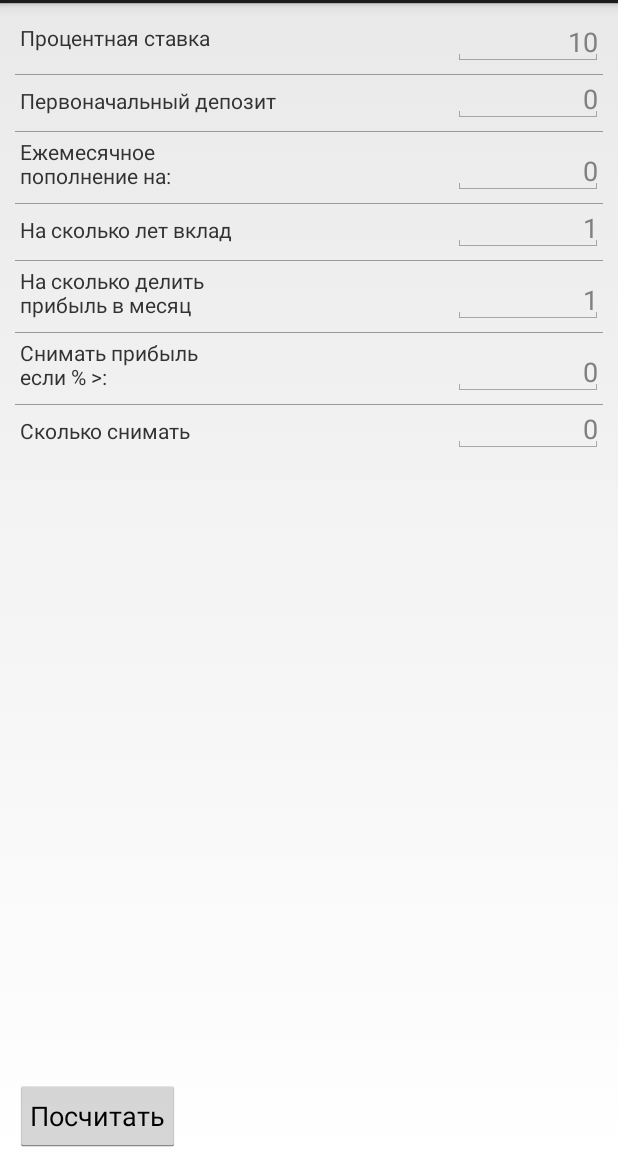
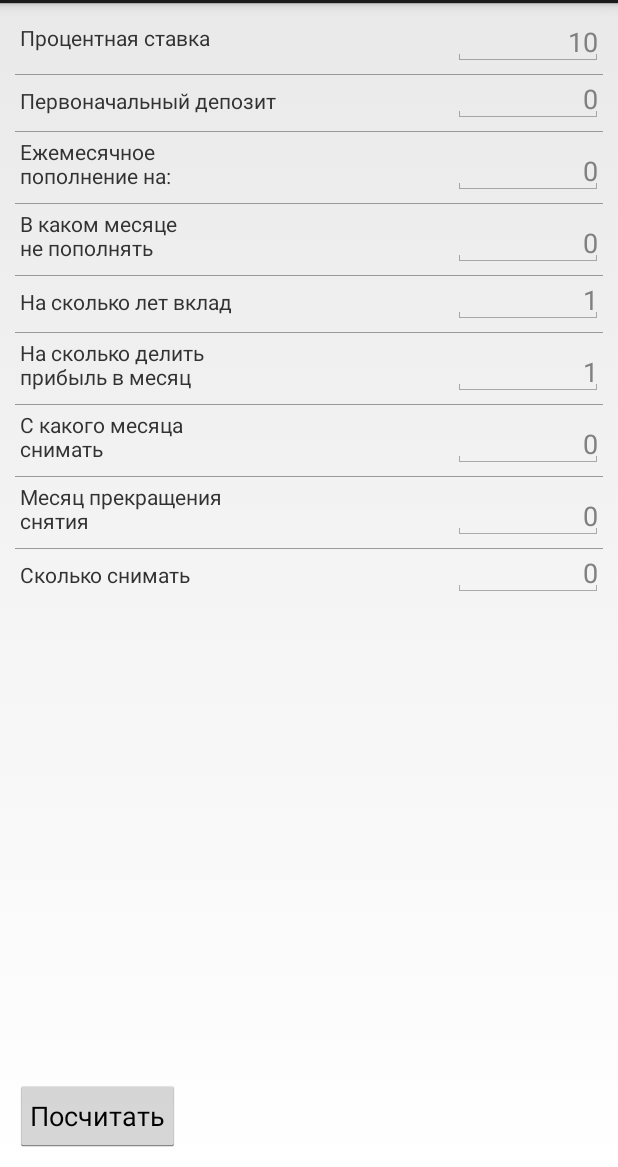
Before and after one commit to McGars/percents, an Android app: the fragment MainFragment shown on its own in the app's theme, after a tap on "Посчитать", on a phone screen of 412 x 824 dp, the part 69-1236 px from its top. Run offline under Robolectric (Android 15) with nearby library versions, the phone set to English and light mode, and no system bars.

Commit message:
fix and add parametrs

```diff
--- a/proc/src/main/java/com/gars/procents/fragments/CountFragment.java
+++ b/proc/src/main/java/com/gars/procents/fragments/CountFragment.java
@@ -82,23 +82,30 @@ public class CountFragment extends Fragment {
                 // увеличение депозита
                 data_parce.p_deposit = data_parce.p_deposit + incoming;
                 // take off limit
-                if(data_parce.p_take_off_limit !=0 || data_parce.p_take_off_limit_count != 0
-                        //&& data_parce.p_take_off_limit < incoming
+                // 10 < 0+2, 10 < 1+2,
+
+                if(data_parce.p_number_month_take_off < i+2 &&
+                        (data_parce.p_number_month_break_take_off == 0 || data_parce.p_number_month_break_take_off >= i+2) &&
+                        data_parce.p_take_off_how_mach != 0
+                        //&& data_parce.p_number_month_take_off < incoming
                         ){
                     // снятие прибыли в месяц
-                    data_parce.p_deposit -= data_parce.p_take_off_limit_count;
+                    data_parce.p_deposit -= data_parce.p_take_off_how_mach;
 
-                    int _t_k = (int) (data_parce.p_take_off_limit_count / data_parce.p_portion);
+                    int _t_k = (int) (data_parce.p_take_off_how_mach / data_parce.p_portion);
                     if(_t_k > 0){
                         tvTakeoff.setTextColor(Color.RED);
                     } else {
                         tvTakeoff.setTextColor(Color.GRAY);
                     }
-                    tvTakeoff.setText(formatnumber((int)(data_parce.p_take_off_limit_count/data_parce.p_portion)));
-                }else{
+                    tvTakeoff.setText(formatnumber((int)(data_parce.p_take_off_how_mach /data_parce.p_portion)));
+                }
+                if(data_parce.p_mounth_break == 0 || data_parce.p_mounth_break >= (i+2)){
                     // пополнение  в месяц из вне
                     data_parce.p_deposit += data_parce.p_mounth_invite;
                     count_all_invite += data_parce.p_mounth_invite;
+                } else {
+                    count_all_invite = 0;
                 }
 
                 if(incoming > 0){
--- a/proc/src/main/java/com/gars/procents/fragments/MainFragment.java
+++ b/proc/src/main/java/com/gars/procents/fragments/MainFragment.java
@@ -15,8 +15,10 @@ import com.gars.procents.parcel.DataParcel;
  */
 public class MainFragment extends Fragment {
 
-    private EditText etProcent, etDeposit,etMounthAdd, etYearState, etPortion, etTakeOff, etTakeOffCount;
+    private EditText etProcent, etDeposit,etMounthAdd, etYearState, etPortion, etTakeOffStartMonth, etTakeOffHowMach;
     private View btStart;
+    private EditText etTakeOffEndMonth;
+    private EditText etMounthAddBreak;
 
     public static MainFragment newInstance() {
         MainFragment fragment = new MainFragment();
@@ -39,9 +41,11 @@ public class MainFragment extends Fragment {
         etDeposit = (EditText) getView().findViewById(R.id.etDeposit);
         etYearState = (EditText) getView().findViewById(R.id.etYearState);
         etMounthAdd = (EditText) getView().findViewById(R.id.etMounthAdd);
+        etMounthAddBreak = (EditText) getView().findViewById(R.id.etMounthAddBreak);
         etPortion = (EditText) getView().findViewById(R.id.etPortion);
-        etTakeOff = (EditText) getView().findViewById(R.id.etTakeOff);
-        etTakeOffCount = (EditText) getView().findViewById(R.id.etTakeOffCount);
+        etTakeOffStartMonth = (EditText) getView().findViewById(R.id.etTakeOff);
+        etTakeOffEndMonth = (EditText) getView().findViewById(R.id.etTakeOffEndMonth);
+        etTakeOffHowMach = (EditText) getView().findViewById(R.id.etTakeOffCount);
         btStart = getView().findViewById(R.id.btStart);
         btStart.setOnClickListener(click_button);
     }
@@ -56,10 +60,12 @@ public class MainFragment extends Fragment {
                 String p_procents = etProcent.getText().toString();
                 String p_deposit  = etDeposit.getText().toString();
                 String p_mounth   = etMounthAdd.getText().toString();
+                String p_mounth_break   = etMounthAddBreak.getText().toString();
                 String p_year   = etYearState.getText().toString();
                 String p_portion  = etPortion.getText().toString();
-                String p_take_off = etTakeOff.getText().toString();
-                String p_take_off_count = etTakeOffCount.getText().toString();
+                String start_take_off_month = etTakeOffStartMonth.getText().toString();
+                String end_take_off_month = etTakeOffEndMonth.getText().toString();
+                String p_take_off_count = etTakeOffHowMach.getText().toString();
 
                 if(!p_procents.isEmpty())
                     data.p_procents = Integer.valueOf(p_procents);
@@ -71,10 +77,14 @@ public class MainFragment extends Fragment {
                     data.p_year = Integer.valueOf(p_year);
                 if(!p_portion.isEmpty())
                     data.p_portion = Float.valueOf(p_portion);
-                if(!p_take_off.isEmpty())
-                    data.p_take_off_limit = Float.valueOf(p_take_off);
+                if(!start_take_off_month.isEmpty())
+                    data.p_number_month_take_off = Float.valueOf(start_take_off_month);
+                if(!end_take_off_month.isEmpty())
+                    data.p_number_month_break_take_off = Float.valueOf(end_take_off_month);
                 if(!p_take_off_count.isEmpty())
-                    data.p_take_off_limit_count = Float.valueOf(p_take_off_count);
+                    data.p_take_off_how_mach = Float.valueOf(p_take_off_count);
+                if(!p_mounth_break.isEmpty())
+                    data.p_mounth_break = Float.valueOf(p_mounth_break);
 
 
                 getActivity().getFragmentManager().beginTransaction()
--- a/proc/src/main/java/com/gars/procents/parcel/DataParcel.java
+++ b/proc/src/main/java/com/gars/procents/parcel/DataParcel.java
@@ -16,8 +16,10 @@ public class DataParcel implements Parcelable {
     public float p_mounth_invite = 0;
     public int   p_year = 1;
     public float p_portion = 1;
-    public float p_take_off_limit = 0;
-    public float p_take_off_limit_count = 0;
+    public float p_number_month_take_off = 0;
+    public float p_number_month_break_take_off = 0;
+    public float p_take_off_how_mach = 0;
+    public float p_mounth_break;
 
     // обычный конструктор
     public DataParcel() {
@@ -34,10 +36,12 @@ public class DataParcel implements Parcelable {
         parcel.writeInt(p_procents);
         parcel.writeFloat(p_deposit);
         parcel.writeFloat(p_mounth_invite);
+        parcel.writeFloat(p_mounth_break);
         parcel.writeInt(p_year);
         parcel.writeFloat(p_portion);
-        parcel.writeFloat(p_take_off_limit);
-        parcel.writeFloat(p_take_off_limit_count);
+        parcel.writeFloat(p_number_month_take_off);
+        parcel.writeFloat(p_number_month_break_take_off);
+        parcel.writeFloat(p_take_off_how_mach);
     }
 
     public static final Parcelable.Creator<DataParcel> CREATOR = new Parcelable.Creator<DataParcel>() {
@@ -58,10 +62,12 @@ public class DataParcel implements Parcelable {
         p_procents = parcel.readInt();
         p_deposit  = parcel.readFloat();
         p_mounth_invite = parcel.readFloat();
+        p_mounth_break = parcel.readFloat();
         p_year = parcel.readInt();
         p_portion  = parcel.readFloat();
-        p_take_off_limit  = parcel.readFloat();
-        p_take_off_limit_count  = parcel.readFloat();
+        p_number_month_take_off = parcel.readFloat();
+        p_number_month_break_take_off = parcel.readFloat();
+        p_take_off_how_mach = parcel.readFloat();
     }
 
 }
--- a/proc/src/main/res/layout/fragment_main.xml
+++ b/proc/src/main/res/layout/fragment_main.xml
@@ -95,6 +95,32 @@
             android:layout_height="wrap_content">
             <TextView
                 android:layout_column="1"
+                android:text="@string/mounths_add_state_break"
+                android:padding="3dip"
+                android:layout_width="match_parent"
+                android:layout_height="wrap_content"/>
+            <EditText
+                android:id="@+id/etMounthAddBreak"
+                android:layout_width="@dimen/width_etext"
+                android:gravity="right"
+                android:hint="0"
+                android:layout_gravity="bottom"
+                android:singleLine="true"
+                android:inputType="numberDecimal"
+                android:padding="3dip"
+                android:layout_height="wrap_content"/>
+        </TableRow>
+        <View
+            android:layout_width="match_parent"
+            android:layout_height="1px"
+            android:background="#999"
+            android:layout_marginTop="5dp"
+            />
+        <TableRow
+            android:layout_width="match_parent"
+            android:layout_height="wrap_content">
+            <TextView
+                android:layout_column="1"
                 android:text="@string/year_state"
                 android:padding="3dip"
                 android:layout_width="match_parent"
@@ -172,6 +198,32 @@
             android:layout_height="wrap_content">
             <TextView
                 android:layout_column="1"
+                android:text="@string/end_take_off"
+                android:padding="3dip"
+                android:layout_width="match_parent"
+                android:layout_height="wrap_content"/>
+            <EditText
+                android:id="@+id/etTakeOffEndMonth"
+                android:hint="0"
+                android:singleLine="true"
+                android:inputType="numberDecimal"
+                android:layout_width="@dimen/width_etext"
+                android:gravity="right"
+                android:padding="3dip"
+                android:layout_gravity="bottom"
+                android:layout_height="wrap_content"/>
+        </TableRow>
+        <View
+            android:layout_width="match_parent"
+            android:layout_height="1px"
+            android:background="#999"
+            android:layout_marginTop="5dp"
+            />
+        <TableRow
+            android:layout_width="match_parent"
+            android:layout_height="wrap_content">
+            <TextView
+                android:layout_column="1"
                 android:text="@string/takeoff_count_state"
                 android:padding="3dip"
                 android:layout_width="match_parent"
--- a/proc/src/main/res/values/strings.xml
+++ b/proc/src/main/res/values/strings.xml
@@ -11,7 +11,7 @@
     <string name="portion_state">На сколько делить\nприбыль в месяц</string>
     <string name="deposit_state">Первоначальный депозит</string>
     <string name="mounths_add_state">Ежемесячное\nпополнение на:</string>
-    <string name="takeoff_state">Снимать прибыль\nесли % >:</string>
+    <string name="takeoff_state">С какого месяца\nснимать</string>
     <string name="takeoff_count_state">Сколько снимать</string>
     <string name="count">Посчитать</string>
     <string name="tvDate">Дата</string>
@@ -20,5 +20,7 @@
     <string name="takeoff">Снятие</string>
     <string name="invite">Добавление</string>
     <string name="procents">Проценты</string>
+    <string name="end_take_off">Месяц прекращения\nснятия</string>
+    <string name="mounths_add_state_break">В каком месяце\nне пополнять</string>
 
 </resources>
```
